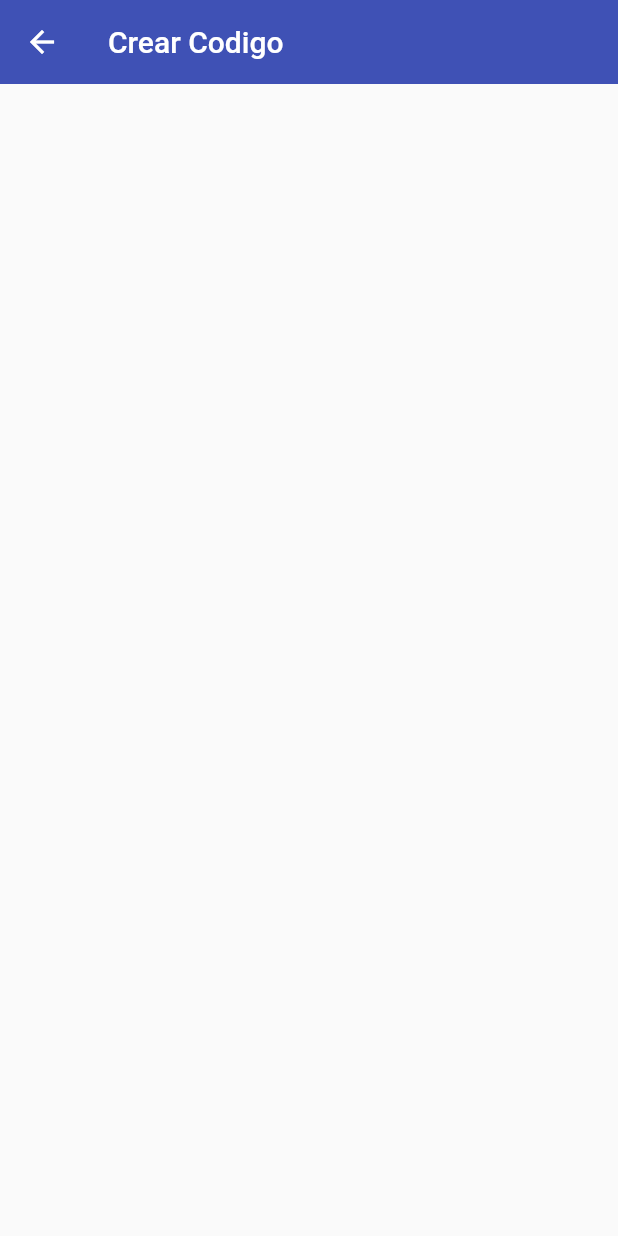
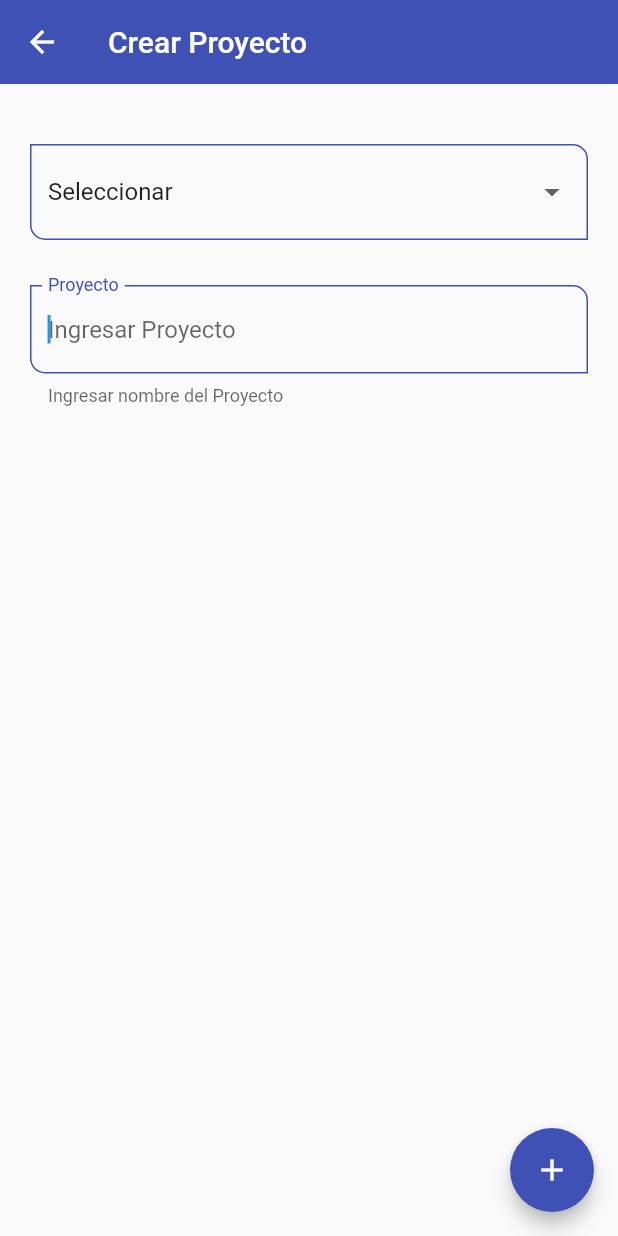
Before and after one commit to CristianSalazarAtalaya/app_gestion_sheets, a Flutter app: the ProyectoScreen screen opened by its route, on a phone screen of 412 x 824 dp. Run offline on Flutter 3.47's test engine with Material 2 defaults, Android fonts, the phone set to English and light mode, and no system bars; missing offline and left inert: dart:ffi.

Commit message:
Se agregaron nuevos screen

```diff
--- a/lib/router/app_routes.dart
+++ b/lib/router/app_routes.dart
@@ -1,6 +1,7 @@
 import 'package:fl_components/models/models.dart';
 import 'package:fl_components/screens/codigo_screen.dart';
 import 'package:fl_components/screens/proyecto_screen.dart';
+import 'package:fl_components/screens/sitio_screen.dart';
 import 'package:flutter/material.dart';
 import '../screens/screen.dart';
 
@@ -54,7 +55,12 @@ class AppRoutes {
         route: 'proyecto',
         name: 'Proyectos HyC',
         screen: const ProyectoScreen(),
-        icon: Icons.business_center_outlined)
+        icon: Icons.business_center_outlined),
+    MenuOption(
+        route: 'sitio',
+        name: 'Sitios',
+        screen: const SitioScreen(),
+        icon: Icons.business_center_outlined),
   ];
 
   static Map<String, Widget Function(BuildContext)> getAppRoutes() {
--- a/lib/screens/proyecto_screen.dart
+++ b/lib/screens/proyecto_screen.dart
@@ -1,3 +1,4 @@
+import 'package:fl_components/widgets/custom_input_field.dart';
 import 'package:flutter/material.dart';
 
 class ProyectoScreen extends StatelessWidget {
@@ -7,13 +8,13 @@ class ProyectoScreen extends StatelessWidget {
   Widget build(BuildContext context) {
     final GlobalKey<FormState> myFormKey = GlobalKey<FormState>();
     final Map<String, String> formValues = {
-      'proyecto_id': '1',
+      'proyecto_id': 'Seleccionar',
       'proyecto_nombre': 'Lima'
     };
 
     return Scaffold(
       appBar: AppBar(
-        title: const Text('Crear Codigo'),
+        title: const Text('Crear Proyecto'),
       ),
       body: SingleChildScrollView(
         child: Padding(
@@ -23,12 +24,45 @@ class ProyectoScreen extends StatelessWidget {
               child: Column(
             children: [
               //Insertamos el id
+              const SizedBox(height: 30),
+              DropdownButtonFormField<String>(
+                value: 'Seleccionar',
+                items: const [
+                  DropdownMenuItem(
+                      child: Text('Seleccionar'), value: 'Seleccionar'),
+                  DropdownMenuItem(child: Text('Obra1'), value: 'Obra1'),
+                  DropdownMenuItem(child: Text('Obra2'), value: 'Obra2'),
+                  DropdownMenuItem(child: Text('Obra3'), value: 'Obra3')
+                ],
+                onChanged: (value) {
+                  print(value);
+                  formValues['proyecto_id'] = value ?? 'Seleccionar';
+                },
+              ),
 
+              const SizedBox(height: 30),
               //insertamos el nombre
+              CustomInputField(
+                labelText: 'Proyecto',
+                helperText: 'Ingresar nombre del Proyecto',
+                hintText: 'Ingresar Proyecto',
+                formProperty: 'proyecto_nombre',
+                formValues: formValues,
+              ),
             ],
           )),
         ),
       ),
+      floatingActionButton: FloatingActionButton(
+          child: const Icon(Icons.add_outlined),
+          onPressed: () {
+            if (!myFormKey.currentState!.validate()) {
+              print('Formulario no valido');
+              return;
+            }
+            //FocusManager.instance.primaryFocus?.unfocus();//
+            print(formValues);
+          }),
     );
   }
 }
```
Also changed, not shown: lib/main.dart (+7 -13 lines), lib/screens/codigo_screen.dart (+6 -15 lines), lib/screens/sitio_screen.dart (added, +152 -0 lines).
